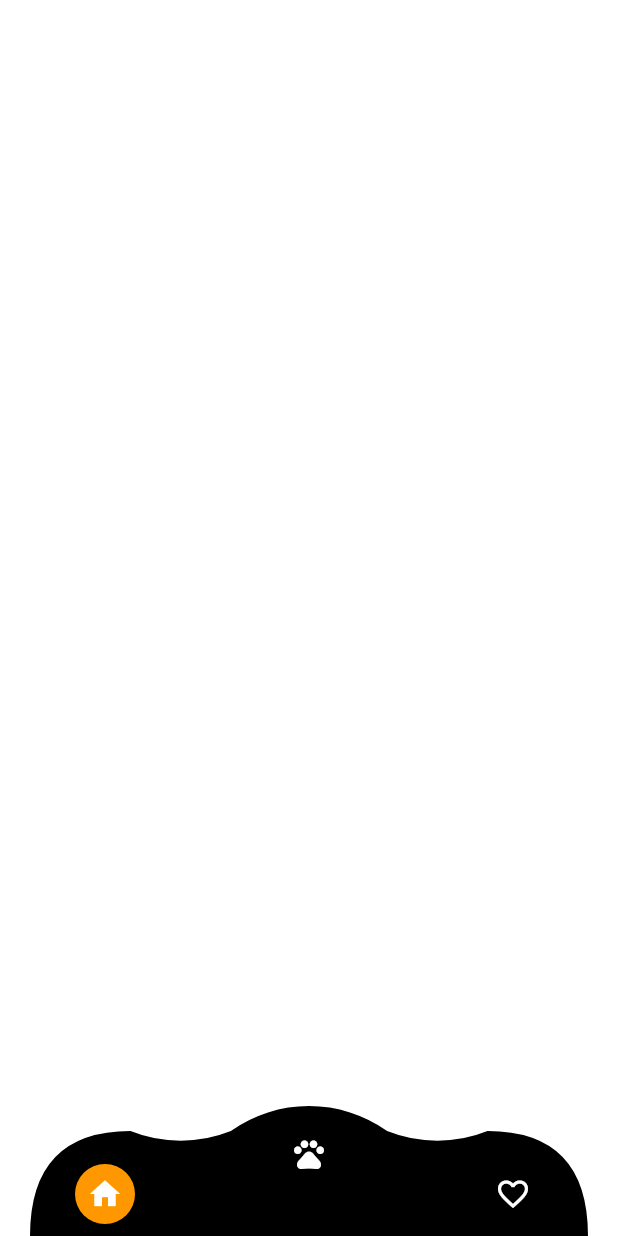
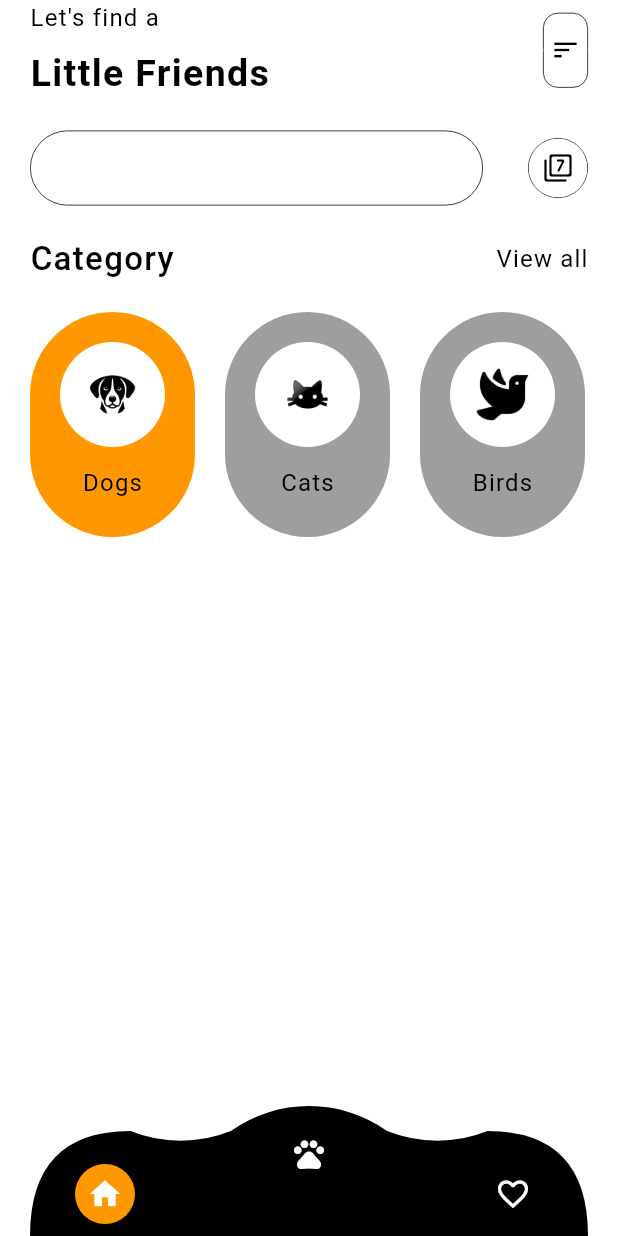
Before and after one commit to KeerthikaChokkalingam/PawPal, a Flutter app: the DashboardScreen screen opened directly, on a phone screen of 412 x 824 dp. Run offline on Flutter 3.47's test engine with Material 3 defaults, Android fonts, the phone set to English and light mode, and no system bars; drawn by our look-alikes of flutter_bounceable; network calls fail.

Commit message:
commit with folder setup and category card UI

```diff
--- a/lib/dashboard_module/dashboard_screen.dart
+++ b/lib/dashboard_module/dashboardBase/dashboard_screen.dart
@@ -1,8 +1,8 @@
 import 'package:flutter/material.dart';
-import 'animal_list_screen.dart';
-import 'dashboard_model.dart';
-import 'favourite_screen.dart';
-import 'homeScreen.dart';
+import '../exploreTab/animal_list_screen.dart';
+import '../viewModel/dashboard_model.dart';
+import '../favoritesTab/favourite_screen.dart';
+import '../homeTab/homeScreen.dart';
 
 class DashboardScreen extends StatefulWidget{
   const DashboardScreen({super.key});
@@ -13,10 +13,10 @@ class DashboardScreen extends StatefulWidget{
 class _DashboardScreen extends State<DashboardScreen> {
   int _selectedIndex = 0;
 
-  final List<Widget> _screens = const [
+  final List<Widget> _screens = [
     Homescreen(),
-    AnimalListScreen(),
-    FavouriteScreen(),
+    const AnimalListScreen(),
+    const FavouriteScreen(),
   ];
 
   void _onItemTapped(int index) {
--- a/lib/dashboard_module/homeScreen.dart
+++ /dev/null
@@ -1,10 +0,0 @@
-import 'package:flutter/material.dart';
-
-class Homescreen extends StatelessWidget {
-  const Homescreen({super.key,});
-
-  @override
-  Widget build(BuildContext context) {
-    return Container(color: Colors.white,);
-  }
-}
--- /dev/null
+++ b/lib/dashboard_module/homeTab/homeScreen.dart
@@ -0,0 +1,167 @@
+import 'package:flutter/material.dart';
+import 'package:flutter_bounceable/flutter_bounceable.dart';
+import '../view/pets_list_card.dart';
+
+ValueNotifier<int> selectedCategoryIndex = ValueNotifier(0);
+
+class Homescreen extends StatelessWidget {
+   Homescreen({super.key,});
+
+  @override
+  Widget build(BuildContext context) {
+    return SafeArea(
+      child: Container(
+        padding: const EdgeInsets.only(left: 20,right: 20),
+        child: Column(
+          children: [
+            titleRow(),
+            Padding(
+              padding: const EdgeInsets.only(top: 20.0),
+              child: searchRow(),
+            ),
+            Padding(
+              padding: const EdgeInsets.only(top: 20.0),
+              child: categoryTextRow(),
+            ),
+            Padding(
+              padding: const EdgeInsets.only(top: 20.0),
+              child: petsCategoryList(),
+            ),
+          ],
+        ),
+      ),
+    );
+  }
+  // View Widgets
+  Row titleRow(){
+    return Row(
+      mainAxisAlignment: MainAxisAlignment.spaceBetween,
+      children: [
+        titleTextColumn(),
+        Bounceable(
+          onTap: () {
+            // sort tap action
+          },
+          child: Container(
+            width: 30,
+            height: 50,
+            decoration: const BoxDecoration(
+              shape: BoxShape.rectangle,
+              color: Colors.transparent,
+              borderRadius: BorderRadius.all(Radius.circular(10)),
+              border: Border(right: BorderSide(color: Colors.black,width: 0.5,),left: BorderSide(color: Colors.black,width: 0.5,),top: BorderSide(color: Colors.black,width: 0.5,),bottom: BorderSide(color: Colors.black,width: 0.5,))
+            ),
+            child: const Center(
+              child: CircleAvatar(backgroundColor:  Colors.white,
+                  child: Icon(Icons.sort, size: 20, color: Colors.black)),
+            ),
+          ),
+        ),
+      ],
+    );
+  }
+  Column titleTextColumn(){
+    return const Column(
+      crossAxisAlignment: CrossAxisAlignment.start,
+      children: [
+        Text("Let's find a",
+            style: TextStyle(
+              decoration: TextDecoration.none,
+              color: Colors.black,
+              fontSize: 16,
+              letterSpacing: 0.8,
+            )),
+        SizedBox(height: 8,),
+        Text("Little Friends",
+            style: TextStyle(
+              decoration: TextDecoration.none,
+              color: Colors.black,
+              fontSize: 25,
+              fontWeight: FontWeight.w600,
+              letterSpacing: 0.9,
+            ))
+      ],
+    );
+  }
+  Row searchRow(){
+    return Row(
+      mainAxisAlignment: MainAxisAlignment.spaceBetween,
+      children: [
+            Expanded(
+              child: Container(
+                height: 50,
+                margin: const EdgeInsets.only(right: 30),
+                decoration: BoxDecoration(
+                  border: Border.all(width: 0.5,color: Colors.black),
+                  borderRadius: const BorderRadius.all(Radius.circular(25)),
+                ),
+              ),
+            ),
+        Bounceable(
+          onTap: () {
+            // filter tap action
+          },
+          child: Container(
+            width: 40,
+            height: 40,
+            decoration: const BoxDecoration(
+                shape: BoxShape.rectangle,
+                color: Colors.transparent,
+                borderRadius: BorderRadius.all(Radius.circular(20)),
+                border: Border(right: BorderSide(color: Colors.black,width: 0.5,),left: BorderSide(color: Colors.black,width: 0.5,),top: BorderSide(color: Colors.black,width: 0.5,),bottom: BorderSide(color: Colors.black,width: 0.5,))
+            ),
+            child: const Center(
+              child: CircleAvatar(backgroundColor:  Colors.white,
+                  child: Icon(Icons.filter_7_rounded, size: 20, color: Colors.black)),
+            ),
+          ),
+        ),
+      ],
+    );
+  }
+  Row categoryTextRow(){
+    return Row(
+      mainAxisAlignment: MainAxisAlignment.spaceBetween,
+      children: [
+        const Text("Category",
+            style: TextStyle(
+              decoration: TextDecoration.none,
+              color: Colors.black,
+              fontSize: 22,
+              letterSpacing: 0.9,
+              fontWeight: FontWeight.w500
+            )),
+        Bounceable(
+          onTap: (){
+            // view all tap action
+          },
+          child: const Text("View all",
+              style: TextStyle(
+                decoration: TextDecoration.none,
+                color: Colors.black,
+                fontSize: 16,
+                letterSpacing: 0.8,
+              )),
+        ),
+      ],
+    );
+  }
+  Container petsCategoryList(){
+    return Container(
+      color: Colors.transparent,
+          height: 150,
+          child: ListView.separated(
+            itemCount: 4,
+            scrollDirection: Axis.horizontal,
+            itemBuilder: (context, index) {
+              return Bounceable(
+                  onTap:(){
+                    selectedCategoryIndex.value = index;
+                  },
+                  child: PetsListCard(index: index));
+            },
+            separatorBuilder: (context, index) => const Divider(),
+          ),
+    );
+  }
+}
--- /dev/null
+++ b/lib/dashboard_module/view/pets_list_card.dart
@@ -0,0 +1,68 @@
+import 'package:flutter/material.dart';
+
+import '../homeTab/homeScreen.dart';
+
+class PetsListCard extends StatelessWidget {
+  int index;
+   PetsListCard({super.key,required this.index});
+
+  final categoryImageList = [
+    'assets/dogs.webp',
+    'assets/cat.png',
+    'assets/birds.png',
+    'assets/rabit.jpg',
+  ];
+  final categoryNameList = [
+    'Dogs',
+    'Cats',
+    'Birds',
+    'Rabits',
+  ];
+
+  @override
+  Widget build(BuildContext context) {
+    return ValueListenableBuilder(
+        valueListenable: selectedCategoryIndex,
+        builder: (BuildContext context,int value, Widget? child) {
+        return Container(
+          decoration: BoxDecoration(
+              color: value == index ? Colors.orange : Colors.grey,
+              borderRadius: BorderRadius.all(Radius.circular(55))
+          ),
+          margin: const EdgeInsets.only(right: 20),
+          padding: const EdgeInsets.only(top: 20,bottom: 25),
+          height: 150,
+          width: 110,
+        child: Center(
+          child: Column(
+            mainAxisAlignment: MainAxisAlignment.spaceBetween,
+            children: [
+              Container(
+                height: 70,
+                width: 70,
+                decoration: const BoxDecoration(
+                  color: Colors.white,
+                  borderRadius: BorderRadius.all(Radius.circular(35))
+                ),
+                child: Center(
+                  child: CircleAvatar(backgroundColor:  Colors.white,
+                      child: Image.asset(categoryImageList[index])),
+
+                ),
+              ),
+               Text(
+                 categoryNameList[index],
+                style: const TextStyle(
+                  color: Colors.black,
+                  letterSpacing: 0.8,
+                  fontSize: 16,
+                  fontWeight: FontWeight.w400
+                ),
+              ),
+            ],
+          ),
+        ),);
+      }
+    );
+  }
+}
--- a/lib/dashboard_module/dashboard_model.dart
+++ b/lib/dashboard_module/viewModel/dashboard_model.dart
@@ -1,7 +1,7 @@
 import 'package:flutter/material.dart';
 import 'package:flutter_bounceable/flutter_bounceable.dart';
-import 'dashboard_data_model.dart';
-import 'dashboard_screen.dart';
+import '../model/dashboard_data_model.dart';
+import '../dashboardBase/dashboard_screen.dart';
 import 'package:http/http.dart' as http;
 import 'dart:convert';
 
--- a/lib/splash_module/spash_screen.dart
+++ b/lib/splash_module/spash_screen.dart
@@ -1,7 +1,7 @@
 import 'package:flutter/material.dart';
 import 'package:flutter_bounceable/flutter_bounceable.dart';
 
-import '../dashboard_module/dashboard_model.dart';
+import '../dashboard_module/viewModel/dashboard_model.dart';
 
 class SplashScreen extends StatelessWidget {
   const SplashScreen({super.key});
--- a/pubspec.yaml
+++ b/pubspec.yaml
@@ -92,3 +92,8 @@ flutter:
   # see https://flutter.dev/custom-fonts/#from-packages
   assets:
     - 'assets/splashImage.png'
+    - 'assets/birds.png'
+    - 'assets/cat.png'
+    - 'assets/rabit.jpg'
+    - 'assets/dogs.png'
+    - 'assets/dogs.webp'
```
Also changed, not shown: assets/birds.png (added), assets/cat.png (added), assets/dogs.png (added), assets/dogs.webp (added), assets/rabit.jpg (added), lib/dashboard_module/exploreTab/animal_list_screen.dart (renamed from lib/dashboard_module/animal_list_screen.dart), lib/dashboard_module/favoritesTab/favourite_screen.dart (renamed from lib/dashboard_module/favourite_screen.dart), lib/dashboard_module/model/dashboard_data_model.dart (renamed from lib/dashboard_module/dashboard_data_model.dart), lib/dashboard_module/view/category_item_card.dart (added), 1 other file.
